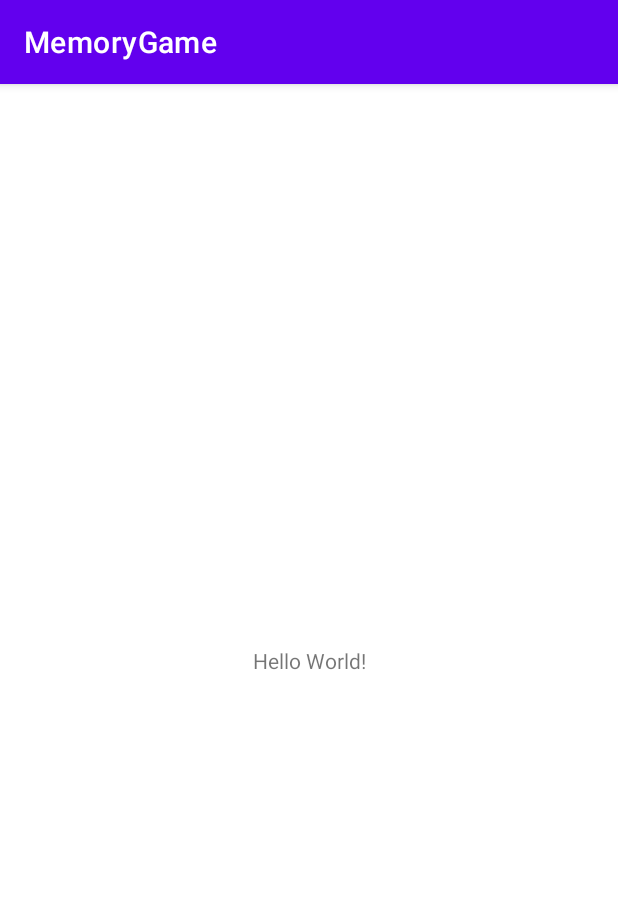
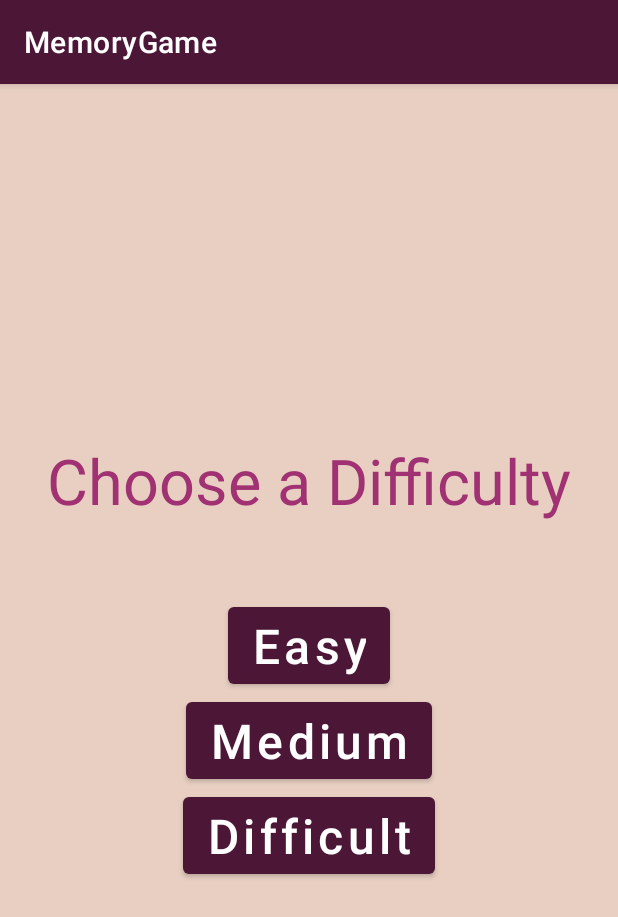
Before and after one commit to alia-io/MemoryGame, an Android app: the screen it shows after launch (MainActivity before the commit, ChooseDifficultyActivity after it), on a phone screen of 412 x 824 dp. Shown: the top 917 px of the screen. Run offline under Robolectric (Android 15) with nearby library versions, the phone set to English and light mode, and no system bars.

Commit message:
first activity layout

```diff
--- a/app/src/main/AndroidManifest.xml
+++ b/app/src/main/AndroidManifest.xml
@@ -9,7 +9,7 @@
         android:roundIcon="@mipmap/ic_launcher_round"
         android:supportsRtl="true"
         android:theme="@style/Theme.MemoryGame">
-        <activity android:name=".MainActivity">
+        <activity android:name=".ChooseDifficultyActivity">
             <intent-filter>
                 <action android:name="android.intent.action.MAIN" />
 
--- /dev/null
+++ b/app/src/main/java/com/example/memorygame/ChooseDifficultyActivity.java
@@ -0,0 +1,27 @@
+package com.example.memorygame;
+
+import androidx.appcompat.app.AppCompatActivity;
+
+import android.os.Bundle;
+import android.view.View;
+
+public class ChooseDifficultyActivity extends AppCompatActivity {
+
+    @Override
+    protected void onCreate(Bundle savedInstanceState) {
+        super.onCreate(savedInstanceState);
+        setContentView(R.layout.activity_choose_difficulty);
+    }
+
+    public void easy(View view) {
+
+    }
+
+    public void medium(View view) {
+
+    }
+
+    public void difficult(View view) {
+
+    }
+}
--- a/app/src/main/java/com/example/memorygame/MainActivity.java
+++ /dev/null
@@ -1,14 +0,0 @@
-package com.example.memorygame;
-
-import androidx.appcompat.app.AppCompatActivity;
-
-import android.os.Bundle;
-
-public class MainActivity extends AppCompatActivity {
-
-    @Override
-    protected void onCreate(Bundle savedInstanceState) {
-        super.onCreate(savedInstanceState);
-        setContentView(R.layout.activity_main);
-    }
-}
--- /dev/null
+++ b/app/src/main/res/layout/activity_choose_difficulty.xml
@@ -0,0 +1,54 @@
+<?xml version="1.0" encoding="utf-8"?>
+<androidx.constraintlayout.widget.ConstraintLayout
+    xmlns:android="http://schemas.android.com/apk/res/android"
+    xmlns:app="http://schemas.android.com/apk/res-auto"
+    xmlns:tools="http://schemas.android.com/tools"
+    android:background="@color/background"
+    android:layout_width="match_parent"
+    android:layout_height="match_parent"
+    tools:context=".ChooseDifficultyActivity">
+    <TextView
+        android:id="@+id/choose_difficulty"
+        android:text="@string/first_activity_instruction"
+        android:textSize="42sp"
+        android:textColor="@color/card_back"
+        android:layout_marginBottom="50dp"
+        android:layout_width="wrap_content"
+        android:layout_height="wrap_content"
+        app:layout_constraintLeft_toLeftOf="parent"
+        app:layout_constraintRight_toRightOf="parent"
+        app:layout_constraintBottom_toTopOf="@id/easy" />
+    <Button
+        android:id="@+id/easy"
+        android:text="@string/easy_button"
+        android:textSize="32sp"
+        android:onClick="easy"
+        android:layout_marginBottom="20dp"
+        android:layout_width="wrap_content"
+        android:layout_height="wrap_content"
+        app:layout_constraintLeft_toLeftOf="parent"
+        app:layout_constraintRight_toRightOf="parent"
+        app:layout_constraintBottom_toBottomOf="parent"
+        app:layout_constraintTop_toTopOf="parent" />
+    <Button
+        android:id="@+id/medium"
+        android:text="@string/medium_button"
+        android:textSize="32sp"
+        android:onClick="medium"
+        android:layout_marginBottom="20dp"
+        android:layout_width="wrap_content"
+        android:layout_height="wrap_content"
+        app:layout_constraintLeft_toLeftOf="parent"
+        app:layout_constraintRight_toRightOf="parent"
+        app:layout_constraintTop_toBottomOf="@id/easy" />
+    <Button
+        android:id="@+id/difficult"
+        android:text="@string/difficult_button"
+        android:textSize="32sp"
+        android:onClick="difficult"
+        android:layout_width="wrap_content"
+        android:layout_height="wrap_content"
+        app:layout_constraintRight_toRightOf="parent"
+        app:layout_constraintLeft_toLeftOf="parent"
+        app:layout_constraintTop_toBottomOf="@id/medium" />
+</androidx.constraintlayout.widget.ConstraintLayout>
--- a/app/src/main/res/layout/activity_main.xml
+++ /dev/null
@@ -1,19 +0,0 @@
-<?xml version="1.0" encoding="utf-8"?>
-<androidx.constraintlayout.widget.ConstraintLayout
-    xmlns:android="http://schemas.android.com/apk/res/android"
-    xmlns:app="http://schemas.android.com/apk/res-auto"
-    xmlns:tools="http://schemas.android.com/tools"
-    android:layout_width="match_parent"
-    android:layout_height="match_parent"
-    tools:context=".MainActivity">
-
-    <TextView
-        android:layout_width="wrap_content"
-        android:layout_height="wrap_content"
-        android:text="Hello World!"
-        app:layout_constraintBottom_toBottomOf="parent"
-        app:layout_constraintLeft_toLeftOf="parent"
-        app:layout_constraintRight_toRightOf="parent"
-        app:layout_constraintTop_toTopOf="parent" />
-
-</androidx.constraintlayout.widget.ConstraintLayout>
--- a/app/src/main/res/values/colors.xml
+++ b/app/src/main/res/values/colors.xml
@@ -8,7 +8,9 @@
     <color name="black">#FF000000</color>
     <color name="white">#FFFFFFFF</color>
 
+    <color name="background">#E8CFC2</color>
     <color name="card_back">#A03172</color>
     <color name="card_border">#4C1737</color>
     <color name="card_background">#FFECE0</color>
+    <color name="card_background_variant">#E08F8F</color>
 </resources>
--- a/app/src/main/res/values/strings.xml
+++ b/app/src/main/res/values/strings.xml
@@ -1,3 +1,9 @@
 <resources>
     <string name="app_name">MemoryGame</string>
+
+    <!--ChooseDifficultyActivity-->
+    <string name="first_activity_instruction">Choose a Difficulty</string>
+    <string name="easy_button">Easy</string>
+    <string name="medium_button">Medium</string>
+    <string name="difficult_button">Difficult</string>
 </resources>
--- a/app/src/main/res/values/themes.xml
+++ b/app/src/main/res/values/themes.xml
@@ -2,15 +2,16 @@
     <!-- Base application theme. -->
     <style name="Theme.MemoryGame" parent="Theme.MaterialComponents.DayNight.DarkActionBar">
         <!-- Primary brand color. -->
-        <item name="colorPrimary">@color/purple_500</item>
-        <item name="colorPrimaryVariant">@color/purple_700</item>
+        <item name="colorPrimary">@color/card_border</item>
+        <item name="colorPrimaryVariant">@color/card_back</item>
         <item name="colorOnPrimary">@color/white</item>
         <!-- Secondary brand color. -->
-        <item name="colorSecondary">@color/teal_200</item>
-        <item name="colorSecondaryVariant">@color/teal_700</item>
+        <item name="colorSecondary">@color/card_background</item>
+        <item name="colorSecondaryVariant">@color/card_background_variant</item>
         <item name="colorOnSecondary">@color/black</item>
         <!-- Status bar color. -->
         <item name="android:statusBarColor" tools:targetApi="l">?attr/colorPrimaryVariant</item>
         <!-- Customize your theme here. -->
+        <item name="android:textAllCaps">false</item>
     </style>
 </resources>
```
